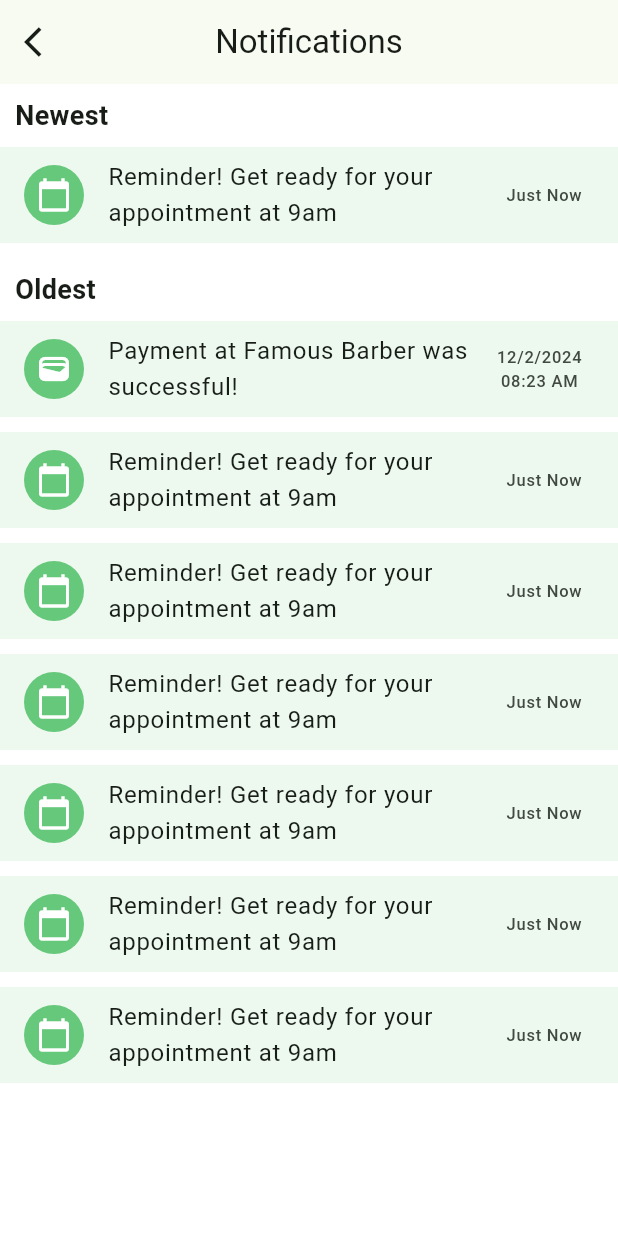
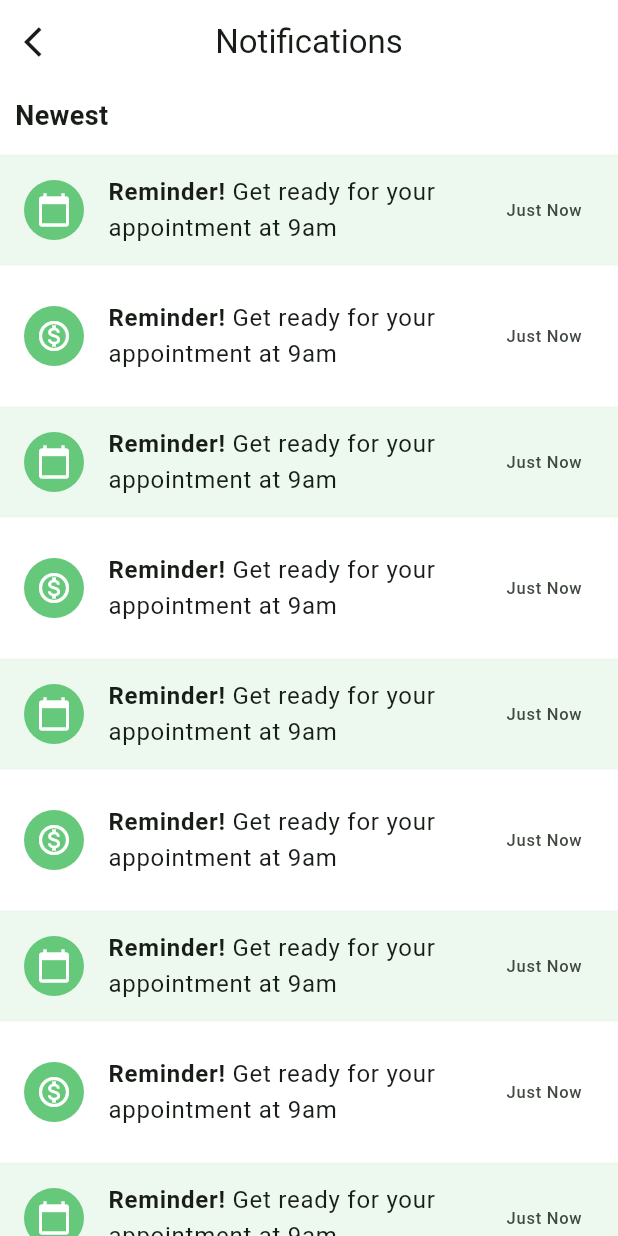
Before and after one commit to IntimeSys2025/in_time_app, a Flutter app: the NotificationsScreen screen opened directly, on a phone screen of 412 x 824 dp. Run offline on Flutter 3.47's test engine with Material 3 defaults, Android fonts, the phone set to English and light mode, and no system bars; our stand-ins replace dartz, dio, easy_localization, equatable, flutter_bloc, flutter_otp_text_field and 10 more; missing offline and left inert: webview_flutter_wkwebview; accounts and stored records are empty; network calls fail.

Commit message:
notification

```diff
--- a/lib/features/profile/presentation/screens/notification_screen.dart
+++ b/lib/features/profile/presentation/screens/notification_screen.dart
@@ -1,5 +1,6 @@
 import 'package:flutter/material.dart';
 import 'package:in_time_app/core/helpers/extension.dart';
+import 'package:in_time_app/core/utils/app_colors.dart';
 import 'package:in_time_app/core/utils/app_font_size.dart';
 
 import '../widget/notification_item.dart';
@@ -11,6 +12,7 @@ class NotificationsScreen extends StatelessWidget {
   Widget build(BuildContext context) {
     return Scaffold(
       appBar: AppBar(
+        backgroundColor: AppColors.white,
         title: const Text('Notifications'),
         centerTitle: true,
         leading: IconButton(
@@ -19,10 +21,8 @@ class NotificationsScreen extends StatelessWidget {
         ),
       ),
       body: Column(
-        children: [
-          Expanded(
-            child: ListView(
-              // padding: EdgeInsets.symmetric(horizontal: 16.0),
+        // mainAxisAlignment: MainAxisAlignment.start,
+        crossAxisAlignment: CrossAxisAlignment.start,
         children: [
           const Padding(
             padding: EdgeInsets.symmetric(vertical: 8.0, horizontal: 10),
@@ -33,58 +33,96 @@ class NotificationsScreen extends StatelessWidget {
                   fontSize: AppFontSize.fontSize18),
             ),
           ),
-                const NotificationItem(
-                    title: 'Reminder! Get ready for your appointment at 9am',
-                    time: 'Just Now',
-
-                    icon: Icons.calendar_today),
-                10.heightSpace,
-                const Padding(
-                  padding: EdgeInsets.symmetric(vertical: 8.0, horizontal: 10),
-                  child: Text(
-                    'Oldest',
+          Expanded(
+            child: ListView.builder(
+              itemCount: 10,
+              itemBuilder: (context, index) {
+                return NotificationItem(
+                    isEven: index.isEven,
+                    title: const Text.rich(
+                      TextSpan(
+                          text: 'Reminder! ',
                           style: TextStyle(
                             fontWeight: FontWeight.w600,
-                        fontSize: AppFontSize.fontSize18),
                           ),
+                          children: [
+                            TextSpan(
+                                text: 'Get ready for your appointment at 9am',
+                                style: TextStyle(fontWeight: FontWeight.normal))
+                          ]),
                     ),
-                const NotificationItem(
-                    title: 'Payment at Famous Barber was successful!',
-                    time: '08:23 AM',
-                    date: '12/2/2024',
-                    icon: Icons.wallet),
-                10.heightSpace,
-                const NotificationItem(
-                    title: 'Reminder! Get ready for your appointment at 9am',
+                    // title: 'Reminder! Get ready for your appointment at 9am',
                     time: 'Just Now',
-                    icon: Icons.calendar_today),
-                10.heightSpace,
-                const NotificationItem(
-                    title: 'Reminder! Get ready for your appointment at 9am',
-                    time: 'Just Now',
-                    icon: Icons.calendar_today),
-                10.heightSpace,
-                const NotificationItem(
-                    title: 'Reminder! Get ready for your appointment at 9am',
-                    time: 'Just Now',
-                    icon: Icons.calendar_today),
-                10.heightSpace,
-                const NotificationItem(
-                    title: 'Reminder! Get ready for your appointment at 9am',
-                    time: 'Just Now',
-                    icon: Icons.calendar_today),
-                10.heightSpace,
-                const NotificationItem(
-                    title: 'Reminder! Get ready for your appointment at 9am',
-                    time: 'Just Now',
-                    icon: Icons.calendar_today),
-                10.heightSpace,
-                const NotificationItem(
-                    title: 'Reminder! Get ready for your appointment at 9am',
-                    time: 'Just Now',
-                    icon: Icons.calendar_today),
-              ],
+                    icon: index.isEven
+                        ? Icons.calendar_today
+                        : Icons.monetization_on_outlined);
+              },
             ),
+
+            // ListView(
+            //   // padding: EdgeInsets.symmetric(horizontal: 16.0),
+            //   children: [
+            //     const Padding(
+            //       padding: EdgeInsets.symmetric(vertical: 8.0, horizontal: 10),
+            //       child: Text(
+            //         'Newest',
+            //         style: TextStyle(
+            //             fontWeight: FontWeight.w600,
+            //             fontSize: AppFontSize.fontSize18),
+            //       ),
+            //     ),
+            //     const NotificationItem(
+            //         title: 'Reminder! Get ready for your appointment at 9am',
+            //         time: 'Just Now',
+            //
+            //         icon: Icons.calendar_today),
+            //     10.heightSpace,
+            //     const Padding(
+            //       padding: EdgeInsets.symmetric(vertical: 8.0, horizontal: 10),
+            //       child: Text(
+            //         'Oldest',
+            //         style: TextStyle(
+            //             fontWeight: FontWeight.w600,
+            //             fontSize: AppFontSize.fontSize18),
+            //       ),
+            //     ),
+            //     const NotificationItem(
+            //         title: 'Payment at Famous Barber was successful!',
+            //         time: '08:23 AM',
+            //         date: '12/2/2024',
+            //         icon: Icons.wallet),
+            //     10.heightSpace,
+            //     const NotificationItem(
+            //         title: 'Reminder! Get ready for your appointment at 9am',
+            //         time: 'Just Now',
+            //         icon: Icons.calendar_today),
+            //     10.heightSpace,
+            //     const NotificationItem(
+            //         title: 'Reminder! Get ready for your appointment at 9am',
+            //         time: 'Just Now',
+            //         icon: Icons.calendar_today),
+            //     10.heightSpace,
+            //     const NotificationItem(
+            //         title: 'Reminder! Get ready for your appointment at 9am',
+            //         time: 'Just Now',
+            //         icon: Icons.calendar_today),
+            //     10.heightSpace,
+            //     const NotificationItem(
+            //         title: 'Reminder! Get ready for your appointment at 9am',
+            //         time: 'Just Now',
+            //         icon: Icons.calendar_today),
+            //     10.heightSpace,
+            //     const NotificationItem(
+            //         title: 'Reminder! Get ready for your appointment at 9am',
+            //         time: 'Just Now',
+            //         icon: Icons.calendar_today),
+            //     10.heightSpace,
+            //     const NotificationItem(
+            //         title: 'Reminder! Get ready for your appointment at 9am',
+            //         time: 'Just Now',
+            //         icon: Icons.calendar_today),
+            //   ],
+            // ),
           ),
         ],
       ),
--- a/lib/features/profile/presentation/widget/notification_item.dart
+++ b/lib/features/profile/presentation/widget/notification_item.dart
@@ -2,34 +2,39 @@ import 'package:flutter/material.dart';
 import '../../../../core/utils/app_colors.dart';
 
 class NotificationItem extends StatelessWidget {
-  final String title;
+  final bool isEven;
+  final Widget title;
   final IconData icon;
   final String? date;
   final String time;
   const NotificationItem(
-      {super.key, required this.title, required this.icon, required this.time,  this.date});
+      {super.key,
+      required this.title,
+      required this.icon,
+      required this.time,
+      this.date,
+      required this.isEven});
 
   @override
   Widget build(BuildContext context) {
     return Container(
-      color: AppColors.kLightGreen.withOpacity(0.7),
-      child:  ListTile(
+      margin: const EdgeInsets.symmetric(vertical: 5),
+      padding: const EdgeInsets.symmetric(vertical: 5),
+      color: isEven ? AppColors.kLightGreen.withOpacity(0.7):AppColors.white,
+      child: ListTile(
         leading: CircleAvatar(
           backgroundColor: AppColors.kGreenButton,
           child: Icon(icon, color: Colors.white),
         ),
         trailing: Column(
-           crossAxisAlignment: CrossAxisAlignment.center,
+          crossAxisAlignment: CrossAxisAlignment.center,
           mainAxisAlignment: MainAxisAlignment.center,
-
           children: [
-            if(date != null)
-              Text(date!),
+            if (date != null) Text(date!),
             Text(time),
-
           ],
         ),
-        title: Text(title),
+        title: title,
         // subtitle: Text(time),
       ),
     );
```
Lines whose indentation alone changed are shown as unchanged.
